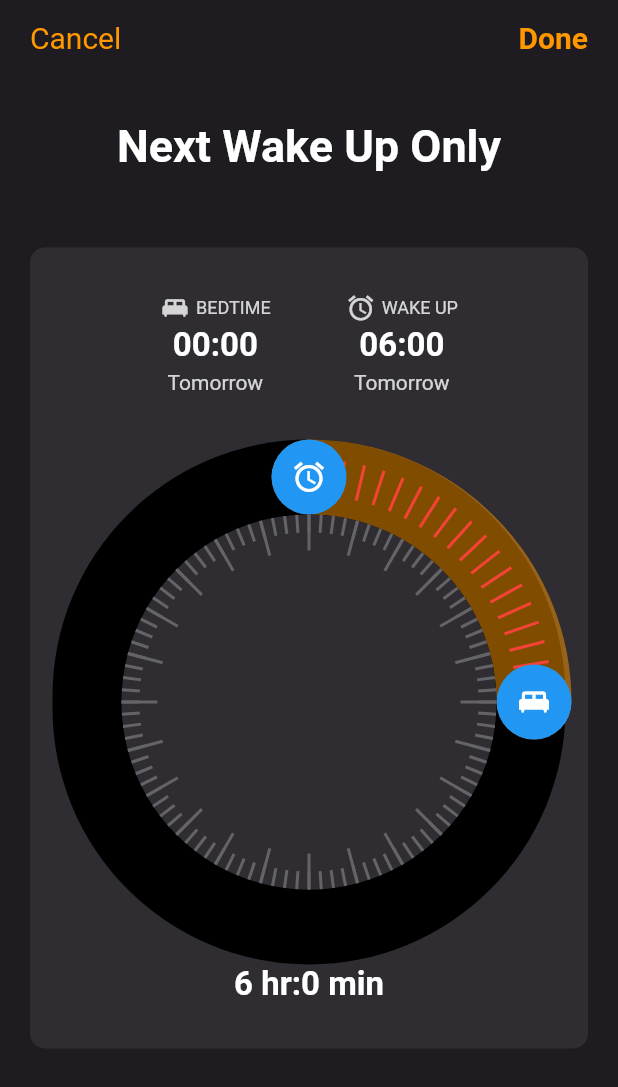
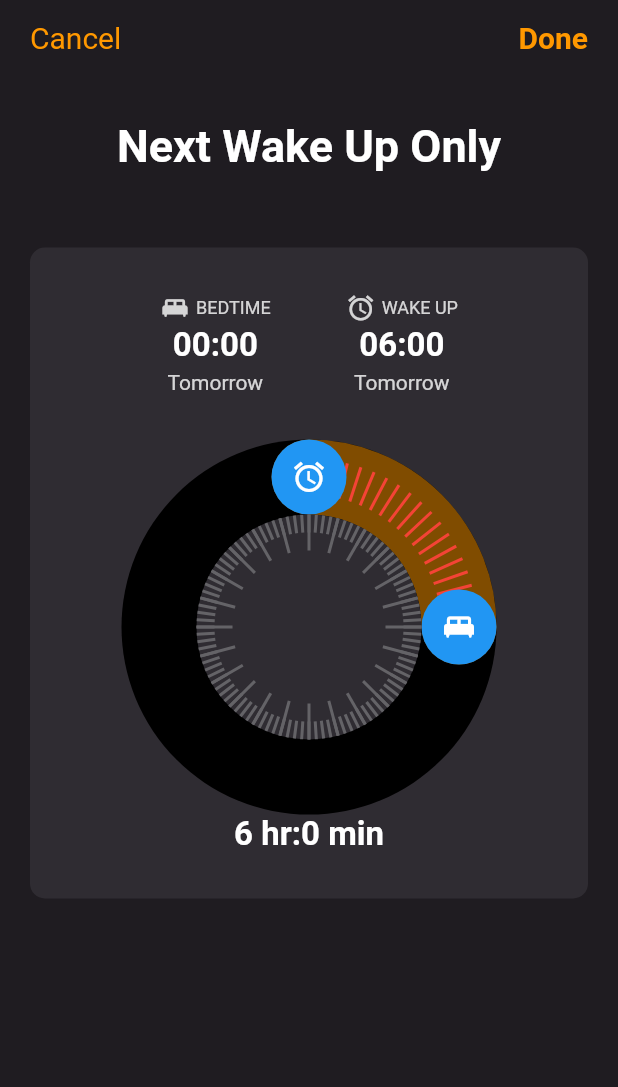
Before and after one commit to tronglv92/clock_bedtime, a Flutter app: the screen it shows after launch, on a phone screen of 412 x 824 dp. Shown: the top 1087 px of the screen. Run offline on Flutter 3.47's test engine with Material 2 defaults, Android fonts, the phone set to English and light mode, and no system bars.

Commit message:
fix bugs

```diff
--- a/lib/pages/clock_bedtime.dart
+++ b/lib/pages/clock_bedtime.dart
@@ -7,7 +7,7 @@ import 'dart:math' as math;
 import 'clock_custom.dart';
 import 'column_time.dart';
 
-const double SIZE = 300;
+const double SIZE = 200;
 
 class ClockBedtime extends StatefulWidget {
   @override
```
Also changed, not shown: pubspec.lock, 1 other file.
